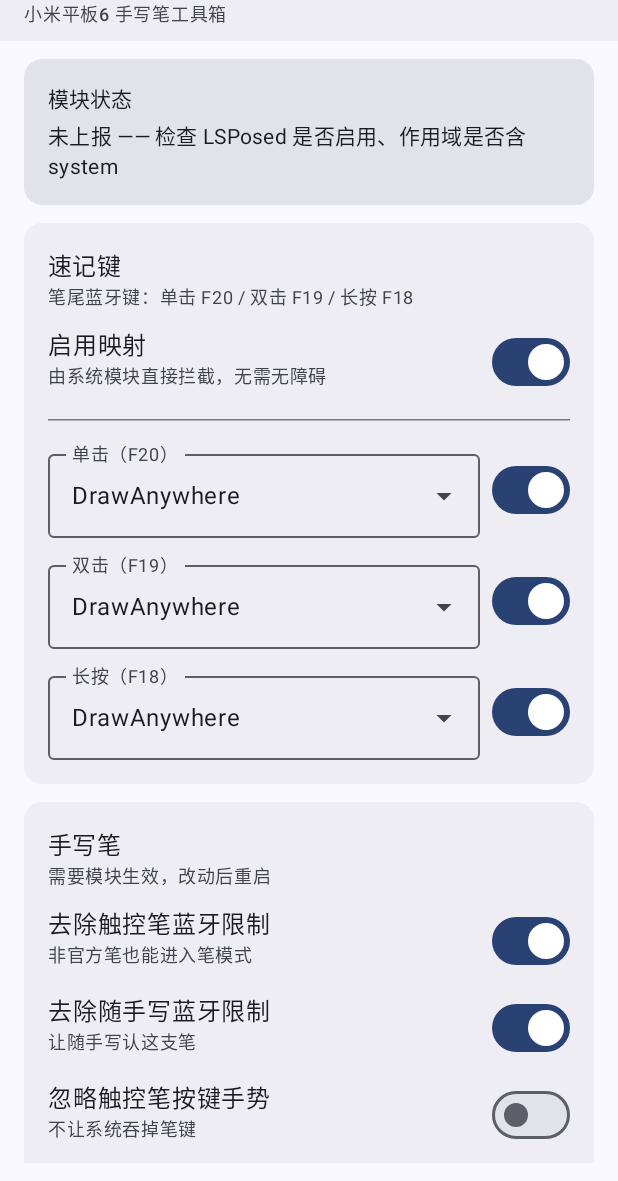
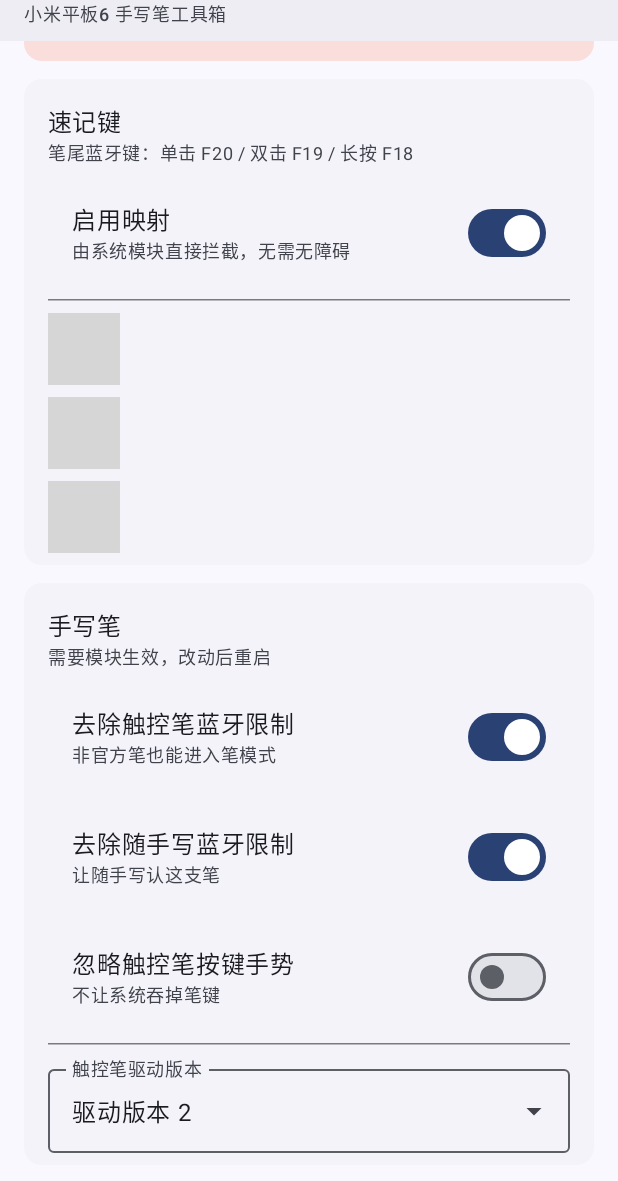
Before and after one commit to Caiyang132433e/PipaPenKit, an Android app built with Jetpack Compose: the screen it shows after launch (MainActivity), on a phone screen of 412 x 824 dp, the part 55-1236 px from its top. Run offline under Robolectric (Android 15) with nearby library versions, the phone set to English and light mode, and no system bars; 1 statement that could not run was skipped; grey boxes are pictures that could not be loaded.

Commit message:
feat(v0.6.1): ListItem rows, scroll behavior, surface containers

```diff
--- a/app/build.gradle.kts
+++ b/app/build.gradle.kts
@@ -11,8 +11,8 @@ android {
         applicationId = "com.pipa.penkit"
         minSdk = 33
         targetSdk = 35
-        versionCode = 14
-        versionName = "0.6.0"
+        versionCode = 15
+        versionName = "0.6.1"
     }
     buildFeatures { compose = true }
     compileOptions {
--- a/app/src/main/java/com/pipa/penkit/MainActivity.kt
+++ b/app/src/main/java/com/pipa/penkit/MainActivity.kt
@@ -3,12 +3,12 @@ package com.pipa.penkit
 import android.os.Bundle
 import androidx.activity.ComponentActivity
 import androidx.activity.compose.setContent
+import androidx.compose.foundation.clickable
 import androidx.compose.foundation.isSystemInDarkTheme
 import androidx.compose.foundation.layout.Arrangement
 import androidx.compose.foundation.layout.Box
 import androidx.compose.foundation.layout.Column
 import androidx.compose.foundation.layout.ColumnScope
-import androidx.compose.foundation.layout.Row
 import androidx.compose.foundation.layout.fillMaxSize
 import androidx.compose.foundation.layout.fillMaxWidth
 import androidx.compose.foundation.layout.padding
@@ -21,6 +21,8 @@ import androidx.compose.material3.ExperimentalMaterial3Api
 import androidx.compose.material3.ExposedDropdownMenuBox
 import androidx.compose.material3.ExposedDropdownMenuDefaults
 import androidx.compose.material3.HorizontalDivider
+import androidx.compose.material3.ListItem
+import androidx.compose.material3.ListItemDefaults
 import androidx.compose.material3.MaterialTheme
 import androidx.compose.material3.OutlinedTextField
 import androidx.compose.material3.Scaffold
@@ -39,6 +41,7 @@ import androidx.compose.runtime.remember
 import androidx.compose.runtime.setValue
 import androidx.compose.ui.Alignment
 import androidx.compose.ui.Modifier
+import androidx.compose.ui.input.nestedscroll.nestedScroll
 import androidx.compose.ui.platform.LocalContext
 import androidx.compose.ui.unit.dp
 import kotlinx.coroutines.delay
@@ -76,14 +79,16 @@ fun HomeScreen() {
     var slotSingle by remember { mutableStateOf(prefs.getBoolean(Prefs.KEY_SLOT_SINGLE, true)) }
     var slotDouble by remember { mutableStateOf(prefs.getBoolean(Prefs.KEY_SLOT_DOUBLE, true)) }
     var slotLong by remember { mutableStateOf(prefs.getBoolean(Prefs.KEY_SLOT_LONG, true)) }
+
+    var penEnable by remember { mutableStateOf(prefs.getBoolean(Prefs.KEY_PEN_ENABLE, true)) }
+    var scribeEnable by remember { mutableStateOf(prefs.getBoolean(Prefs.KEY_SCRIBE_ENABLE, true)) }
+    var ignoreGesture by remember { mutableStateOf(prefs.getBoolean(Prefs.KEY_IGNORE_KEY_GESTURE, false)) }
+    var driverVersion by remember { mutableStateOf(prefs.getInt(Prefs.KEY_DRIVER_VERSION, 2)) }
+
     var noMagicPointer by remember { mutableStateOf(prefs.getBoolean(Prefs.KEY_NO_MAGIC_POINTER, false)) }
     var restoreEsc by remember { mutableStateOf(prefs.getBoolean(Prefs.KEY_RESTORE_ESC, false)) }
     var fingerNum4 by remember { mutableStateOf(prefs.getBoolean(Prefs.KEY_FINGER_NUM_4, false)) }
     var disableFixedOrientation by remember { mutableStateOf(prefs.getBoolean(Prefs.KEY_DISABLE_FIXED_ORIENTATION, false)) }
-    var penEnable by remember { mutableStateOf(prefs.getBoolean(Prefs.KEY_PEN_ENABLE, true)) }
-    var scribeEnable by remember { mutableStateOf(prefs.getBoolean(Prefs.KEY_SCRIBE_ENABLE, true)) }
-    var ignoreGesture by remember { mutableStateOf(prefs.getBoolean(Prefs.KEY_IGNORE_KEY_GESTURE, false)) }
-    var driverVersion by remember { mutableStateOf(prefs.getInt(Prefs.KEY_DRIVER_VERSION, 2)) }
 
     var iconVisible by remember { mutableStateOf(LauncherIcon.isVisible(ctx)) }
     var logs by remember { mutableStateOf(LogStore.all(ctx)) }
@@ -97,7 +102,10 @@ fun HomeScreen() {
         }
     }
 
+    val scrollBehavior = TopAppBarDefaults.pinnedScrollBehavior()
+
     Scaffold(
+        modifier = Modifier.nestedScroll(scrollBehavior.nestedScrollConnection),
         topBar = {
             TopAppBar(
                 title = {
@@ -110,8 +118,10 @@ fun HomeScreen() {
                         )
                     }
                 },
+                scrollBehavior = scrollBehavior,
                 colors = TopAppBarDefaults.topAppBarColors(
-                    containerColor = MaterialTheme.colorScheme.surfaceContainer
+                    containerColor = MaterialTheme.colorScheme.surface,
+                    scrolledContainerColor = MaterialTheme.colorScheme.surfaceContainer
                 )
             )
         }
@@ -120,8 +130,8 @@ fun HomeScreen() {
             Modifier
                 .fillMaxSize()
                 .padding(pad)
-                .padding(horizontal = 16.dp, vertical = 12.dp)
-                .verticalScroll(rememberScrollState()),
+                .verticalScroll(rememberScrollState())
+                .padding(horizontal = 16.dp, vertical = 8.dp),
             verticalArrangement = Arrangement.spacedBy(12.dp)
         ) {
             StatusCard(heartbeat)
@@ -131,7 +141,7 @@ fun HomeScreen() {
                     relay = it
                     prefs.edit().putBoolean(Prefs.KEY_RELAY_ENABLED, it).apply()
                 }
-                HorizontalDivider(Modifier.padding(vertical = 4.dp))
+                HorizontalDivider()
                 SlotTarget(
                     "单击（F20）", tSingle, slotSingle,
                     { slotSingle = it; prefs.edit().putBoolean(Prefs.KEY_SLOT_SINGLE, it).apply() },
@@ -162,7 +172,7 @@ fun HomeScreen() {
                     ignoreGesture = it
                     prefs.edit().putBoolean(Prefs.KEY_IGNORE_KEY_GESTURE, it).apply()
                 }
-                HorizontalDivider(Modifier.padding(vertical = 4.dp))
+                HorizontalDivider()
                 VersionSelector(driverVersion) {
                     driverVersion = it
                     prefs.edit().putInt(Prefs.KEY_DRIVER_VERSION, it).apply()
@@ -187,6 +197,7 @@ fun HomeScreen() {
                     prefs.edit().putBoolean(Prefs.KEY_DISABLE_FIXED_ORIENTATION, it).apply()
                 }
             }
+
             SectionCard("外观", "桌面入口") {
                 SwitchRow("显示桌面图标", "隐藏后从 LSPosed 模块页进入", iconVisible) {
                     iconVisible = it
@@ -195,9 +206,13 @@ fun HomeScreen() {
             }
 
             SectionCard("日志", "模块通过广播回传") {
-                Row(Modifier.fillMaxWidth(), horizontalArrangement = Arrangement.SpaceBetween) {
-                    Text("最近事件", style = MaterialTheme.typography.labelMedium)
-                    TextButton(onClick = { LogStore.clear(ctx); logs = emptyList() }) { Text("清空") }
+                Column(Modifier.fillMaxWidth()) {
+                    logs.take(14).forEach {
+                        Text(
+                            it,
+                            style = MaterialTheme.typography.bodySmall,
+                            modifier = Modifier.padding(vertical = 2.dp)
+                        )
                     }
                     if (logs.isEmpty()) {
                         Text(
@@ -205,11 +220,31 @@ fun HomeScreen() {
                             style = MaterialTheme.typography.bodySmall,
                             color = MaterialTheme.colorScheme.onSurfaceVariant
                         )
-                } else {
-                    logs.take(14).forEach { Text(it, style = MaterialTheme.typography.bodySmall) }
+                    }
+                }
+                TextButton(onClick = { LogStore.clear(ctx); logs = emptyList() }) { Text("清空日志") }
             }
         }
     }
+}
+
+@Composable
+fun SlotTarget(
+    label: String,
+    value: String,
+    enabled: Boolean,
+    onEnabledChange: (Boolean) -> Unit,
+    onChange: (String) -> Unit
+) {
+    Row(
+        Modifier.fillMaxWidth(),
+        verticalAlignment = Alignment.CenterVertically,
+        horizontalArrangement = Arrangement.spacedBy(8.dp)
+    ) {
+        Box(Modifier.weight(1f)) {
+            TargetSelector(label, value, onChange)
+        }
+        Switch(checked = enabled, onCheckedChange = onEnabledChange)
     }
 }
 
@@ -304,16 +339,17 @@ fun VersionSelector(value: Int, onChange: (Int) -> Unit) {
 
 @Composable
 fun StatusCard(heartbeat: Long) {
-    val text = if (heartbeat <= 0L) {
+    val connected = heartbeat > 0L
+    val text = if (connected) {
+        "已连接 · " + SimpleDateFormat("MM-dd HH:mm:ss", Locale.getDefault()).format(Date(heartbeat))
+    } else {
         "未上报 —— 检查 LSPosed 是否启用、作用域是否含 system"
-    } else {
-        "已连接 · " + SimpleDateFormat("MM-dd HH:mm:ss", Locale.getDefault()).format(Date(heartbeat))
     }
     Card(
         Modifier.fillMaxWidth(),
         colors = CardDefaults.cardColors(
-            containerColor = if (heartbeat > 0L) MaterialTheme.colorScheme.secondaryContainer
-            else MaterialTheme.colorScheme.surfaceContainerHighest
+            containerColor = if (connected) MaterialTheme.colorScheme.secondaryContainer
+            else MaterialTheme.colorScheme.errorContainer
         )
     ) {
         Column(Modifier.padding(16.dp), verticalArrangement = Arrangement.spacedBy(4.dp)) {
@@ -327,10 +363,12 @@ fun StatusCard(heartbeat: Long) {
 fun SectionCard(title: String, subtitle: String? = null, content: @Composable ColumnScope.() -> Unit) {
     Card(
         Modifier.fillMaxWidth(),
-        colors = CardDefaults.cardColors(containerColor = MaterialTheme.colorScheme.surfaceContainer)
+        colors = CardDefaults.cardColors(
+            containerColor = MaterialTheme.colorScheme.surfaceContainerLow
+        )
     ) {
-        Column(Modifier.padding(16.dp), verticalArrangement = Arrangement.spacedBy(10.dp)) {
-            Column {
+        Column(Modifier.padding(vertical = 8.dp)) {
+            Column(Modifier.padding(horizontal = 16.dp, vertical = 8.dp)) {
                 Text(title, style = MaterialTheme.typography.titleMedium)
                 if (subtitle != null) {
                     Text(
@@ -340,42 +378,29 @@ fun SectionCard(title: String, subtitle: String? = null, content: @Composable Co
                     )
                 }
             }
+            Column(
+                Modifier.padding(horizontal = 16.dp),
+                verticalArrangement = Arrangement.spacedBy(8.dp)
+            ) {
                 content()
+            }
         }
     }
 }
 
 @Composable
 fun SwitchRow(title: String, subtitle: String, checked: Boolean, onChange: (Boolean) -> Unit) {
-    Row(Modifier.fillMaxWidth(), horizontalArrangement = Arrangement.SpaceBetween) {
-        Column(Modifier.weight(1f)) {
-            Text(title, style = MaterialTheme.typography.bodyLarge)
+    ListItem(
+        headlineContent = { Text(title, style = MaterialTheme.typography.bodyLarge) },
+        supportingContent = {
             Text(
                 subtitle,
                 style = MaterialTheme.typography.bodySmall,
                 color = MaterialTheme.colorScheme.onSurfaceVariant
             )
+        },
+        trailingContent = { Switch(checked = checked, onCheckedChange = onChange) },
+        colors = ListItemDefaults.colors(containerColor = androidx.compose.ui.graphics.Color.Transparent),
+        modifier = Modifier.clickable { onChange(!checked) }
+    )
 }
-        Switch(checked = checked, onCheckedChange = onChange)
-    }
-}
-
-@Composable
-fun SlotTarget(
-    label: String,
-    value: String,
-    enabled: Boolean,
-    onEnabledChange: (Boolean) -> Unit,
-    onChange: (String) -> Unit
-) {
-    Row(
-        Modifier.fillMaxWidth(),
-        verticalAlignment = Alignment.CenterVertically,
-        horizontalArrangement = Arrangement.spacedBy(8.dp)
-    ) {
-        Box(Modifier.weight(1f)) {
-            TargetSelector(label, value, onChange)
-        }
-        Switch(checked = enabled, onCheckedChange = onEnabledChange)
-    }
-}
```
Lines whose indentation alone changed are shown as unchanged.
